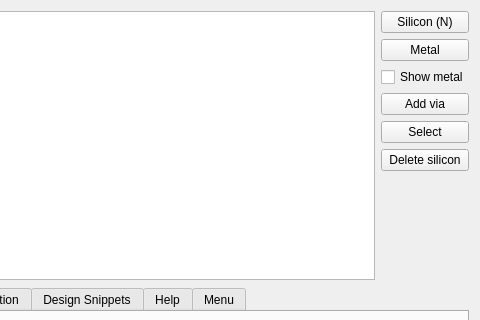
Before: the Qt Designer form mainwidget.ui in maratik123/schematricks, drawn with Qt 5; both pictures show x 161 to 641 and y 0 to 320 of the 641 by 447 pixel window.
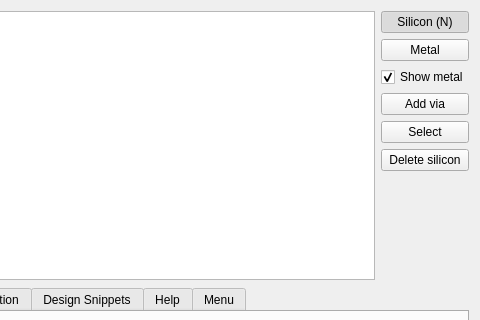
After: the same form once the commit is applied.

Commit message: Add slot realization for control buttons

What changed in the file:
```diff
--- a/mainwidget.ui
+++ b/mainwidget.ui
@@ -30,7 +30,7 @@
           <bool>true</bool>
          </property>
          <property name="checked">
-          <bool>false</bool>
+          <bool>true</bool>
          </property>
         </widget>
        </item>
@@ -49,6 +49,9 @@
          <property name="text">
           <string>Show metal</string>
          </property>
+         <property name="checked">
+          <bool>true</bool>
+         </property>
         </widget>
        </item>
        <item>
```
Left out of the diff: 22 changed lines with no effect on the pictures. The commit also changes 2 other files.
